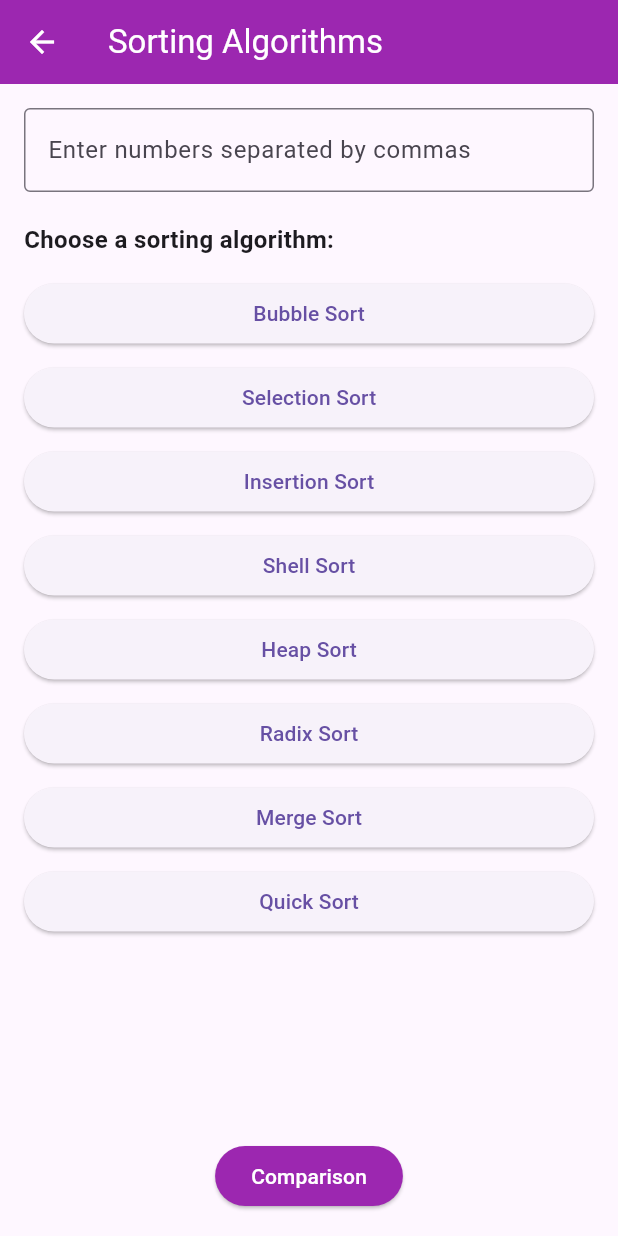
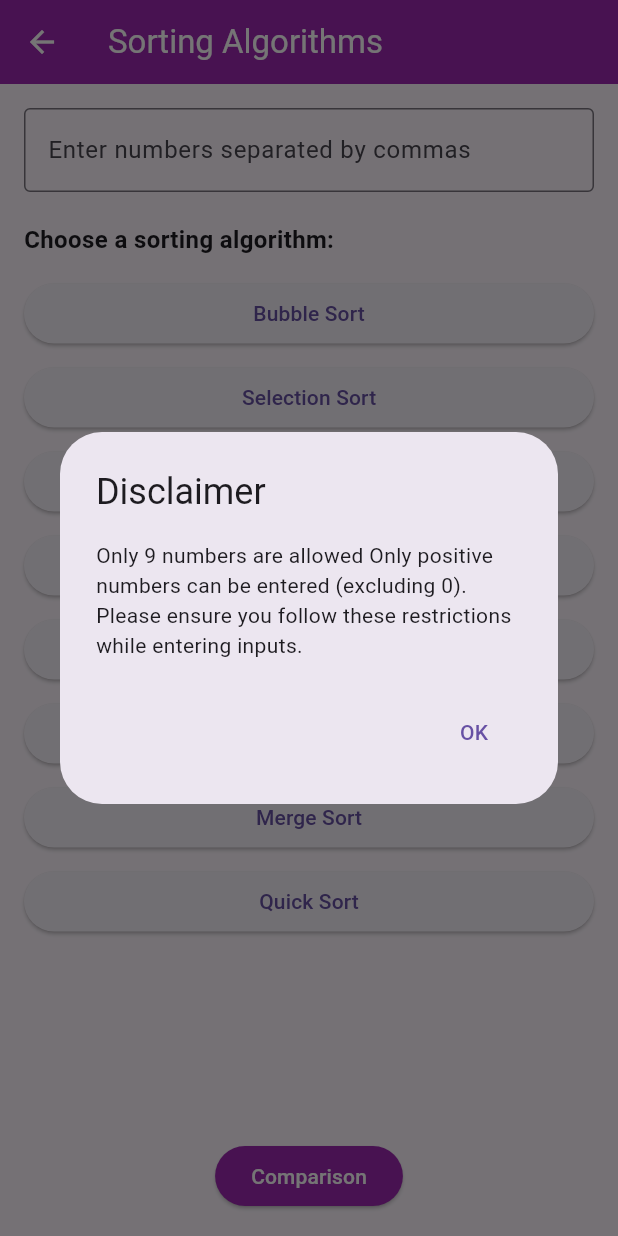
Before and after one commit to TMadhan2004/Algorithm-simulator, a Flutter app: the SortingPage screen opened by its route, on a phone screen of 412 x 824 dp. Run offline on Flutter 3.47's test engine with Material 3 defaults, Android fonts, the light colour scheme and no system bars; our stand-ins replace syncfusion_flutter_charts, video_player.

Commit message:
Update sorting_page.dart

```diff
--- a/lib/sorting/sorting_page.dart
+++ b/lib/sorting/sorting_page.dart
@@ -24,6 +24,33 @@
     'Merge Sort',
     'Quick Sort',
   ];
+
+  @override
+  void initState() {
+    super.initState();
+    // Show the disclaimer dialog when the page is first initialized
+    WidgetsBinding.instance.addPostFrameCallback((_) => _showDisclaimerDialog());
+  }
+
+  void _showDisclaimerDialog() {
+    showDialog(
+      context: context,
+      builder: (context) => AlertDialog(
+        title: Text('Disclaimer'),
+        content: Text(
+          'Only 9 numbers are allowed '
+              'Only positive numbers can be entered (excluding 0). '
+              'Please ensure you follow these restrictions while entering inputs.',
+        ),
+        actions: [
+          TextButton(
+            onPressed: () => Navigator.of(context).pop(),
+            child: Text('OK'),
+          ),
+        ],
+      ),
+    );
+  }
 
   // Parse input for numbers
   bool _parseInput() {
@@ -285,9 +312,9 @@
         child: Center(
           child: _controller.value.isInitialized
               ? AspectRatio(
-                  aspectRatio: _controller.value.aspectRatio,
-                  child: VideoPlayer(_controller),
-                )
+            aspectRatio: _controller.value.aspectRatio,
+            child: VideoPlayer(_controller),
+          )
               : CircularProgressIndicator(), // Show a loader while the video initializes
         ),
       ),
```
